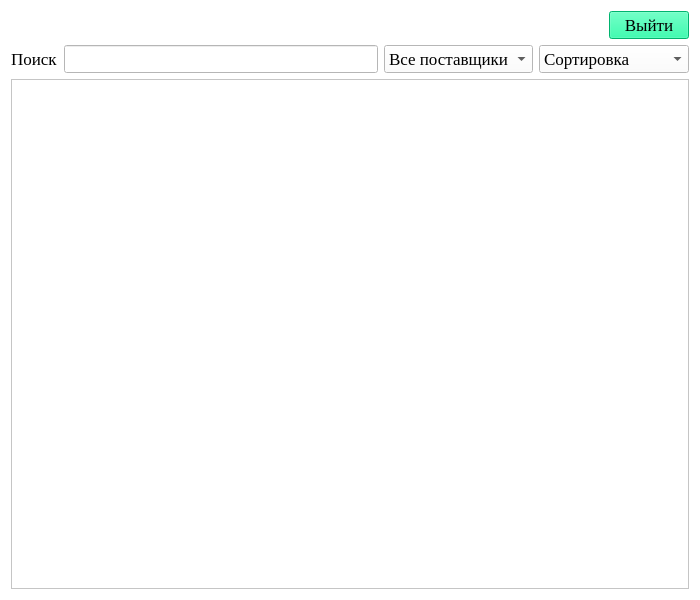
This is ui/catalog_win.ui in lirthu/demo as Qt 5 draws it before an edit. The edited form follows.
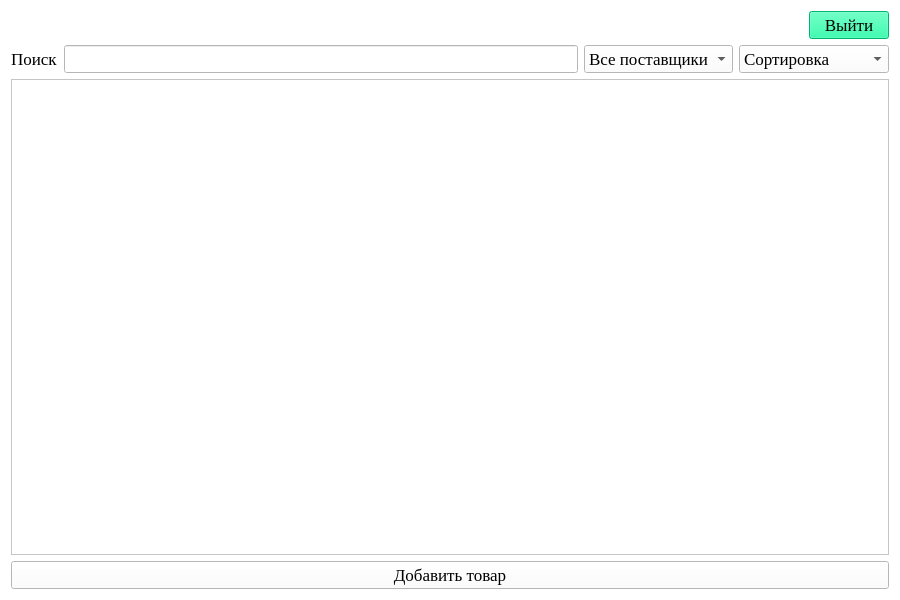
This is the edited form. Icons and pictures are not drawn.

```diff
--- a/ui/catalog_win.ui
+++ b/ui/catalog_win.ui
@@ -6,7 +6,7 @@
    <rect>
     <x>0</x>
     <y>0</y>
-    <width>700</width>
+    <width>900</width>
     <height>600</height>
    </rect>
   </property>
@@ -120,13 +120,24 @@
        <rect>
         <x>0</x>
         <y>0</y>
-        <width>686</width>
-        <height>527</height>
+        <width>886</width>
+        <height>504</height>
        </rect>
       </property>
      </widget>
     </widget>
    </item>
+   <item>
+    <layout class="QHBoxLayout" name="horizontalLayout">
+     <item>
+      <widget class="QPushButton" name="add_item_btn">
+       <property name="text">
+        <string>Добавить товар</string>
+       </property>
+      </widget>
+     </item>
+    </layout>
+   </item>
   </layout>
  </widget>
  <resources/>
```
Left out of the diff: 4 changed lines with no effect on the pictures.
